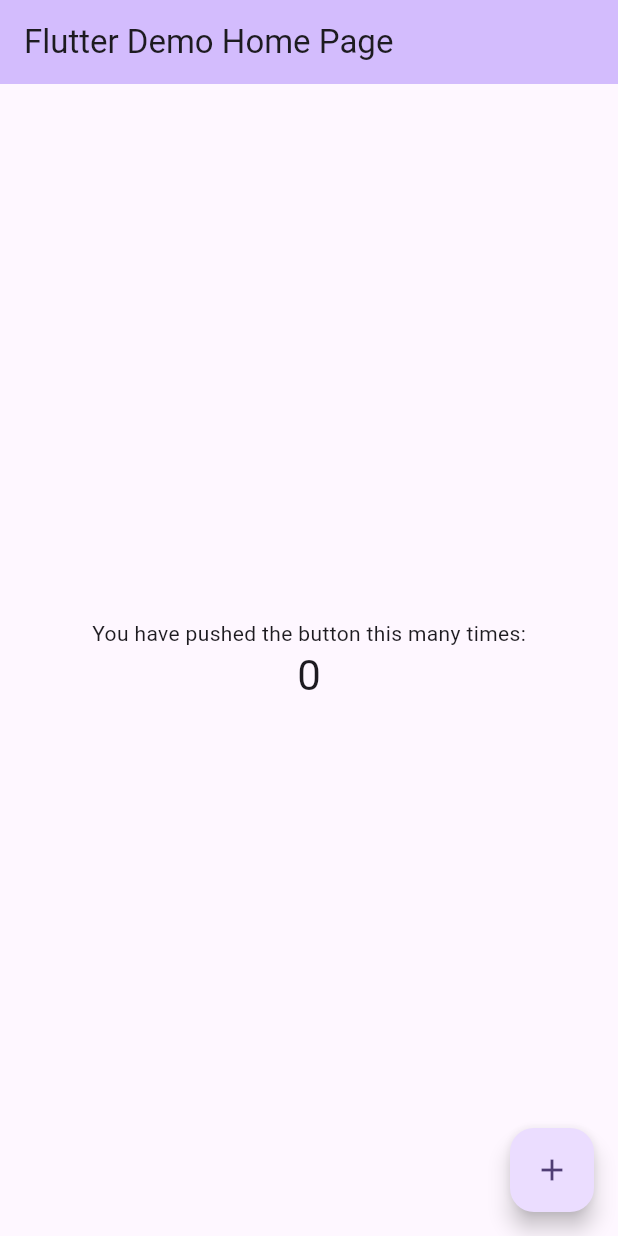
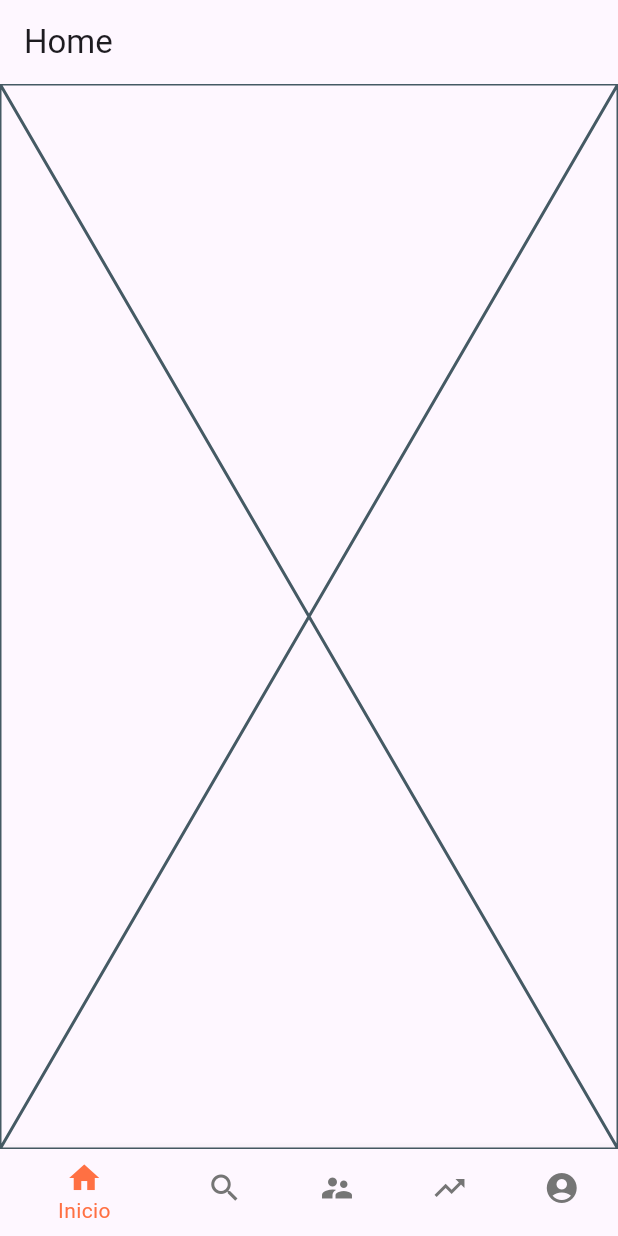
Before and after one commit to JuanNogueraA/chefzito, a Flutter app: the screen it shows after launch, on a phone screen of 412 x 824 dp. Run offline on Flutter 3.47's test engine with Material 3 defaults, Android fonts, the phone set to English and light mode, and no system bars.

Commit message:
se creo el widget del nav bar y se inicio la pagina home

```diff
--- /dev/null
+++ b/lib/MyApp.dart
@@ -0,0 +1,25 @@
+import 'package:flutter/material.dart';
+import 'package:chefzito/Screens/Home_Screen.dart';
+
+class MyApp extends StatefulWidget {
+  const MyApp({super.key});
+
+  @override
+  State<MyApp> createState() => _MyAppState();
+}
+
+class _MyAppState extends State<MyApp> {
+  @override
+  Widget build(BuildContext context) {
+    return MaterialApp(
+      title: 'Flutter Demo',
+      theme: ThemeData(
+        colorScheme: ColorScheme.fromSeed(seedColor: Colors.deepPurple),
+        useMaterial3: true,
+      ),
+      initialRoute: '/ ',
+      routes: {'/': (context) => HomeScreen()},
+      debugShowCheckedModeBanner: false,
+    );
+  }
+}
--- /dev/null
+++ b/lib/Screens/Home_Screen.dart
@@ -0,0 +1,16 @@
+import 'package:flutter/material.dart';
+import '../Widgets/NavBar.dart';
+
+class HomeScreen extends StatelessWidget {
+  const HomeScreen();
+  @override
+  Widget build(BuildContext context) {
+    return SafeArea(
+      child: Scaffold(
+        appBar: AppBar(title: const Text('Home')),
+        body: Placeholder(),
+        bottomNavigationBar: Navbar(),
+      ),
+    );
+  }
+}
--- /dev/null
+++ b/lib/Widgets/NavBar.dart
@@ -0,0 +1,62 @@
+import 'package:flutter/material.dart';
+
+class Navbar extends StatefulWidget {
+  const Navbar({super.key});
+
+  @override
+  State<Navbar> createState() => _NavbarState();
+}
+
+class _NavbarState extends State<Navbar> {
+  int _selectedIndex = 0;
+
+  void _onItemTapped(int index) {
+    setState(() {
+      _selectedIndex = index;
+    });
+
+    switch (index) {
+      case 0:
+        Navigator.pushNamed(context, '/');
+        break;
+      case 1:
+        Navigator.pushNamed(context, '/buscar');
+        break;
+      case 2:
+        Navigator.pushNamed(context, '/social');
+        break;
+      case 3:
+        Navigator.pushNamed(context, '/rankings');
+        break;
+      case 4:
+        Navigator.pushNamed(context, '/perfil');
+        break;
+    }
+  }
+
+  @override
+  Widget build(BuildContext context) {
+    return BottomNavigationBar(
+      currentIndex: _selectedIndex,
+      selectedItemColor: Colors.deepOrange[400],
+      unselectedItemColor: Colors.grey[600],
+      onTap: _onItemTapped,
+      items: const <BottomNavigationBarItem>[
+        BottomNavigationBarItem(icon: Icon(Icons.home), label: 'Inicio'),
+        BottomNavigationBarItem(icon: Icon(Icons.search), label: 'Buscar'),
+        BottomNavigationBarItem(
+          icon: Icon(Icons.supervisor_account_sharp),
+          label: 'Social',
+        ),
+        BottomNavigationBarItem(
+          icon: Icon(Icons.trending_up),
+          label: 'Rankings',
+        ),
+        BottomNavigationBarItem(
+          icon: Icon(Icons.account_circle),
+          label: 'Perfil',
+        ),
+      ],
+    );
+  }
+}
--- a/lib/main.dart
+++ b/lib/main.dart
@@ -1,122 +1,4 @@
 import 'package:flutter/material.dart';
+import 'MyApp.dart';
 
-void main() {
-  runApp(const MyApp());
-}
-
-class MyApp extends StatelessWidget {
-  const MyApp({super.key});
-
-  // This widget is the root of your application.
-  @override
-  Widget build(BuildContext context) {
-    return MaterialApp(
-      title: 'Flutter Demo',
-      theme: ThemeData(
-        // This is the theme of your application.
-        //
-        // TRY THIS: Try running your application with "flutter run". You'll see
-        // the application has a purple toolbar. Then, without quitting the app,
-        // try changing the seedColor in the colorScheme below to Colors.green
-        // and then invoke "hot reload" (save your changes or press the "hot
-        // reload" button in a Flutter-supported IDE, or press "r" if you used
-        // the command line to start the app).
-        //
-        // Notice that the counter didn't reset back to zero; the application
-        // state is not lost during the reload. To reset the state, use hot
-        // restart instead.
-        //
-        // This works for code too, not just values: Most code changes can be
-        // tested with just a hot reload.
-        colorScheme: .fromSeed(seedColor: Colors.deepPurple),
-      ),
-      home: const MyHomePage(title: 'Flutter Demo Home Page'),
-    );
-  }
-}
-
-class MyHomePage extends StatefulWidget {
-  const MyHomePage({super.key, required this.title});
-
-  // This widget is the home page of your application. It is stateful, meaning
-  // that it has a State object (defined below) that contains fields that affect
-  // how it looks.
-
-  // This class is the configuration for the state. It holds the values (in this
-  // case the title) provided by the parent (in this case the App widget) and
-  // used by the build method of the State. Fields in a Widget subclass are
-  // always marked "final".
-
-  final String title;
-
-  @override
-  State<MyHomePage> createState() => _MyHomePageState();
-}
-
-class _MyHomePageState extends State<MyHomePage> {
-  int _counter = 0;
-
-  void _incrementCounter() {
-    setState(() {
-      // This call to setState tells the Flutter framework that something has
-      // changed in this State, which causes it to rerun the build method below
-      // so that the display can reflect the updated values. If we changed
-      // _counter without calling setState(), then the build method would not be
-      // called again, and so nothing would appear to happen.
-      _counter++;
-    });
-  }
-
-  @override
-  Widget build(BuildContext context) {
-    // This method is rerun every time setState is called, for instance as done
-    // by the _incrementCounter method above.
-    //
-    // The Flutter framework has been optimized to make rerunning build methods
-    // fast, so that you can just rebuild anything that needs updating rather
-    // than having to individually change instances of widgets.
-    return Scaffold(
-      appBar: AppBar(
-        // TRY THIS: Try changing the color here to a specific color (to
-        // Colors.amber, perhaps?) and trigger a hot reload to see the AppBar
-        // change color while the other colors stay the same.
-        backgroundColor: Theme.of(context).colorScheme.inversePrimary,
-        // Here we take the value from the MyHomePage object that was created by
-        // the App.build method, and use it to set our appbar title.
-        title: Text(widget.title),
-      ),
-      body: Center(
-        // Center is a layout widget. It takes a single child and positions it
-        // in the middle of the parent.
-        child: Column(
-          // Column is also a layout widget. It takes a list of children and
-          // arranges them vertically. By default, it sizes itself to fit its
-          // children horizontally, and tries to be as tall as its parent.
-          //
-          // Column has various properties to control how it sizes itself and
-          // how it positions its children. Here we use mainAxisAlignment to
-          // center the children vertically; the main axis here is the vertical
-          // axis because Columns are vertical (the cross axis would be
-          // horizontal).
-          //
-          // TRY THIS: Invoke "debug painting" (choose the "Toggle Debug Paint"
-          // action in the IDE, or press "p" in the console), to see the
-          // wireframe for each widget.
-          mainAxisAlignment: .center,
-          children: [
-            const Text('You have pushed the button this many times:'),
-            Text(
-              '$_counter',
-              style: Theme.of(context).textTheme.headlineMedium,
-            ),
-          ],
-        ),
-      ),
-      floatingActionButton: FloatingActionButton(
-        onPressed: _incrementCounter,
-        tooltip: 'Increment',
-        child: const Icon(Icons.add),
-      ),
-    );
-  }
-}
+void main() => runApp(MyApp());
--- a/pubspec.yaml
+++ b/pubspec.yaml
@@ -34,6 +34,7 @@ dependencies:
   # The following adds the Cupertino Icons font to your application.
   # Use with the CupertinoIcons class for iOS style icons.
   cupertino_icons: ^1.0.8
+  shared_preferences: ^2.5.4
 
 dev_dependencies:
   flutter_test:
```
Also changed, not shown: lib/Screens/Search_Screen.dart (added), pubspec.lock, 2 other files.
